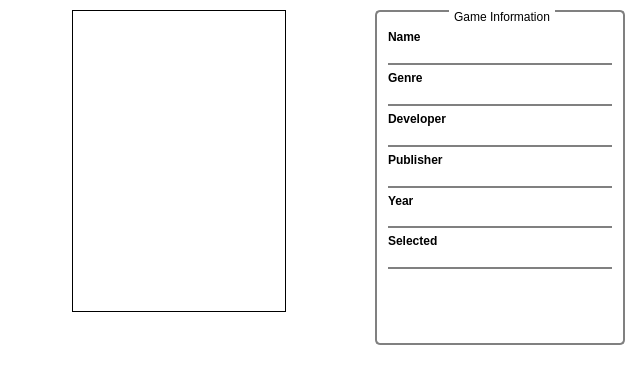
Above: forms/GameSelector.ui from rimsa/GameSelector before the change. Below: the same form after it.
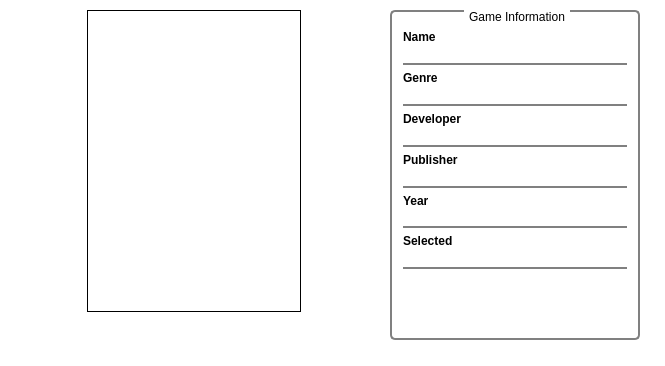
That is the form after the change. Icons and pictures are not drawn. Custom widgets are drawn as their Qt base class.

Commit message: Fixing margin spacing on main window.

```diff
--- a/forms/GameSelector.ui
+++ b/forms/GameSelector.ui
@@ -6,8 +6,8 @@
    <rect>
     <x>0</x>
     <y>0</y>
-    <width>635</width>
-    <height>371</height>
+    <width>665</width>
+    <height>366</height>
    </rect>
   </property>
   <property name="windowTitle">
@@ -21,13 +21,13 @@
     <number>25</number>
    </property>
    <property name="leftMargin">
-    <number>10</number>
+    <number>25</number>
    </property>
    <property name="topMargin">
     <number>10</number>
    </property>
    <property name="rightMargin">
-    <number>10</number>
+    <number>25</number>
    </property>
    <property name="bottomMargin">
     <number>10</number>
```
Left out of the diff: 6 changed lines with no effect on the pictures.
